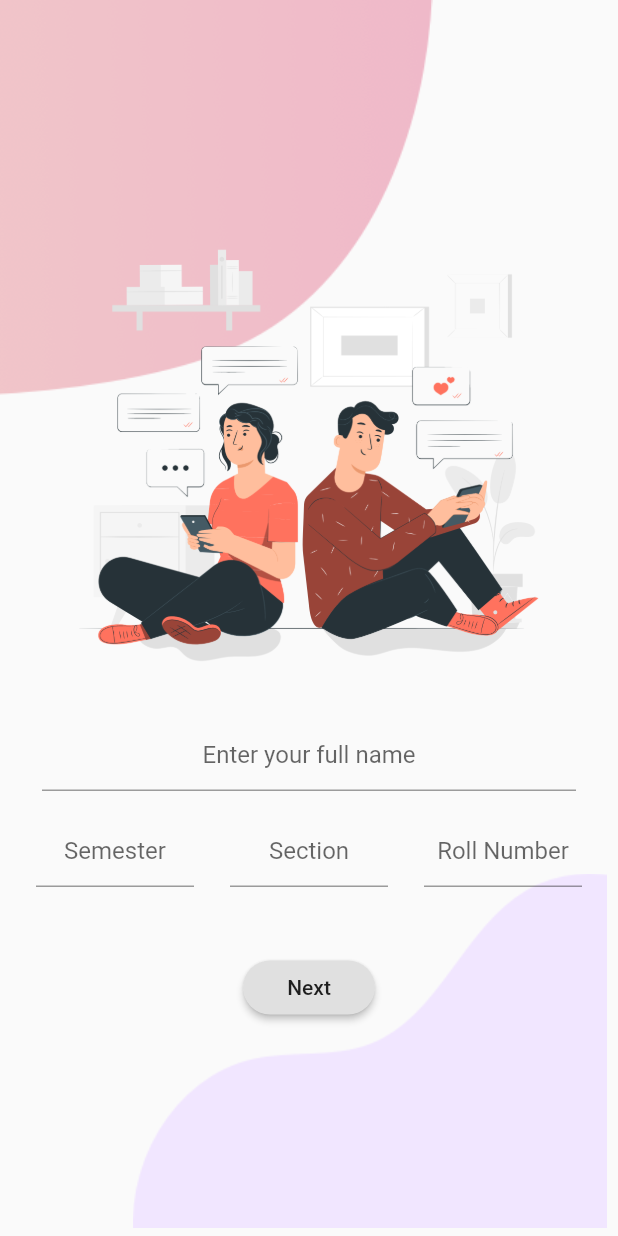
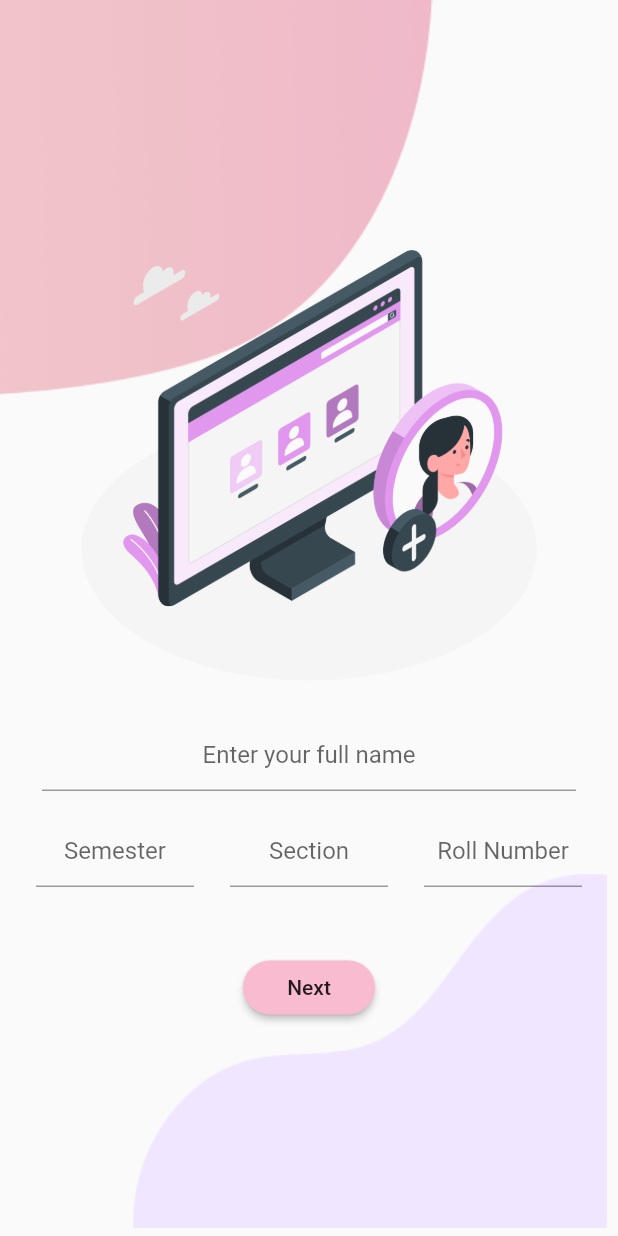
Before and after one commit to divyanshukrtiwari/campus-connect, a Flutter app: the screen it shows after launch, on a phone screen of 412 x 824 dp. Run offline on Flutter 3.47's test engine with Material 2 defaults, Android fonts, the phone set to English and light mode, and no system bars.

Commit message:
updated auth screen1 ui

```diff
--- a/lib/ui/auth/auth_screen.dart
+++ b/lib/ui/auth/auth_screen.dart
@@ -33,7 +33,7 @@ class _AuthScreenState extends State<AuthScreen> {
               child: Column(
                 children: [
                   Image.asset(
-                    "assets/images/image2.png",
+                    "assets/images/AddUser.png",
                     height: height * .4,
                   ),
                   Padding(
--- a/lib/ui/auth/auth_set1.dart
+++ b/lib/ui/auth/auth_set1.dart
@@ -141,6 +141,7 @@ class _AuthSet1State extends State<AuthSet1> {
               ),
             ),
             child: Text("Next"),
+            color: Colors.pink[100],
           )
         ],
       ),
```
Also changed, not shown: assets/images/AddUser.png (added).
